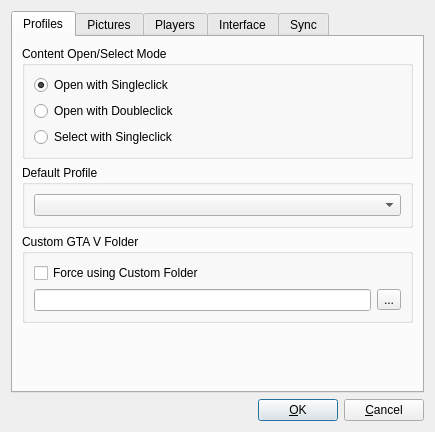
First picture: the form in OptionsDialog.ui, repository SyDevTeam/gta5view, before the edit.
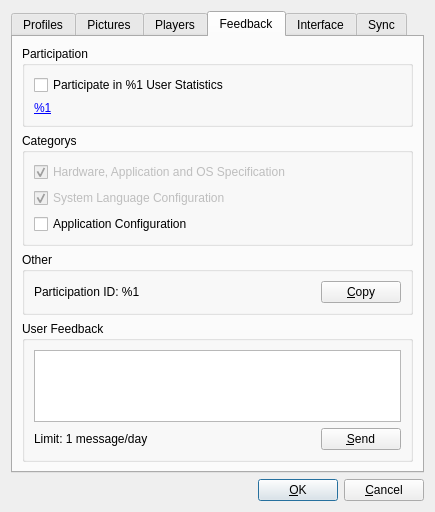
Second picture: the form after the edit.

Commit message: improved telemetry + player list and fixed some other issues

Diff of the .ui file:
```diff
--- a/OptionsDialog.ui
+++ b/OptionsDialog.ui
@@ -7,7 +7,7 @@
     <x>0</x>
     <y>0</y>
     <width>435</width>
-    <height>405</height>
+    <height>464</height>
    </rect>
   </property>
   <property name="windowTitle">
@@ -20,7 +20,7 @@
    <item>
     <widget class="QTabWidget" name="tabWidget">
      <property name="currentIndex">
-      <number>0</number>
+      <number>3</number>
      </property>
      <widget class="QWidget" name="tabProfile">
       <attribute name="title">
@@ -382,6 +382,184 @@
        </item>
       </layout>
      </widget>
+     <widget class="QWidget" name="tabStats">
+      <attribute name="title">
+       <string>Feedback</string>
+      </attribute>
+      <layout class="QVBoxLayout" name="vlStats">
+       <item>
+        <widget class="QGroupBox" name="gbUserStats">
+         <property name="title">
+          <string>Participation</string>
+         </property>
+         <layout class="QVBoxLayout" name="vlUserStats">
+          <item>
+           <widget class="QCheckBox" name="cbParticipateStats">
+            <property name="text">
+             <string>Participate in %1 User Statistics</string>
+            </property>
+           </widget>
+          </item>
+          <item>
+           <widget class="QLabel" name="labUserStats">
+            <property name="text">
+             <string notr="true">&lt;a href=&quot;%2&quot;&gt;%1&lt;/a&gt;</string>
+            </property>
+            <property name="wordWrap">
+             <bool>true</bool>
+            </property>
+            <property name="openExternalLinks">
+             <bool>true</bool>
+            </property>
+            <property name="textInteractionFlags">
+             <set>Qt::LinksAccessibleByKeyboard|Qt::LinksAccessibleByMouse</set>
+            </property>
+           </widget>
+          </item>
+         </layout>
+        </widget>
+       </item>
+       <item>
+        <widget class="QGroupBox" name="gbCategorys">
+         <property name="title">
+          <string>Categorys</string>
+         </property>
+         <layout class="QVBoxLayout" name="vlCategorys">
+          <item>
+           <widget class="QCheckBox" name="cbGeneralStats">
+            <property name="enabled">
+             <bool>false</bool>
+            </property>
+            <property name="text">
+             <string>Hardware, Application and OS Specification</string>
+            </property>
+            <property name="checked">
+             <bool>true</bool>
+            </property>
+           </widget>
+          </item>
+          <item>
+           <widget class="QCheckBox" name="cbOSLangStats">
+            <property name="enabled">
+             <bool>false</bool>
+            </property>
+            <property name="text">
+             <string>System Language Configuration</string>
+            </property>
+            <property name="checked">
+             <bool>true</bool>
+            </property>
+           </widget>
+          </item>
+          <item>
+           <widget class="QCheckBox" name="cbAppConfigStats">
+            <property name="text">
+             <string>Application Configuration</string>
+            </property>
+           </widget>
+          </item>
+         </layout>
+        </widget>
+       </item>
+       <item>
+        <widget class="QGroupBox" name="gbOther">
+         <property name="title">
+          <string>Other</string>
+         </property>
+         <layout class="QHBoxLayout" name="hlOtherStats">
+          <item>
+           <widget class="QLabel" name="labParticipationID">
+            <property name="sizePolicy">
+             <sizepolicy hsizetype="Expanding" vsizetype="Preferred">
+              <horstretch>0</horstretch>
+              <verstretch>0</verstretch>
+             </sizepolicy>
+            </property>
+            <property name="text">
+             <string>Participation ID: %1</string>
+            </property>
+            <property name="wordWrap">
+             <bool>true</bool>
+            </property>
+            <property name="textInteractionFlags">
+             <set>Qt::LinksAccessibleByMouse|Qt::TextSelectableByMouse</set>
+            </property>
+           </widget>
+          </item>
+          <item>
+           <widget class="QPushButton" name="cmdCopyStatsID">
+            <property name="text">
+             <string>&amp;Copy</string>
+            </property>
+            <property name="autoDefault">
+             <bool>false</bool>
+            </property>
+           </widget>
+          </item>
+         </layout>
+        </widget>
+       </item>
+       <item>
+        <widget class="QGroupBox" name="gbUserFeedback">
+         <property name="title">
+          <string>User Feedback</string>
+         </property>
+         <layout class="QVBoxLayout" name="vlUserFeedback">
+          <item>
+           <widget class="QPlainTextEdit" name="txtUserFeedback"/>
+          </item>
+          <item>
+           <layout class="QHBoxLayout" name="hlUserFeedbackButtons">
+            <item>
+             <widget class="QLabel" name="labUserFeedback">
+              <property name="text">
+               <string>Limit: 1 message/day</string>
+              </property>
+             </widget>
+            </item>
+            <item>
+             <spacer name="hsUserFeedbackButtons">
+              <property name="orientation">
+               <enum>Qt::Horizontal</enum>
+              </property>
+              <property name="sizeHint" stdset="0">
+               <size>
+                <width>0</width>
+                <height>0</height>
+               </size>
+              </property>
+             </spacer>
+            </item>
+            <item>
+             <widget class="QPushButton" name="cmdUserFeedbackSend">
+              <property name="text">
+               <string>&amp;Send</string>
+              </property>
+              <property name="autoDefault">
+               <bool>false</bool>
+              </property>
+             </widget>
+            </item>
+           </layout>
+          </item>
+         </layout>
+        </widget>
+       </item>
+       <item>
+        <spacer name="vsUserStats">
+         <property name="orientation">
+          <enum>Qt::Vertical</enum>
+         </property>
+         <property name="sizeHint" stdset="0">
+          <size>
+           <width>0</width>
+           <height>0</height>
+          </size>
+         </property>
+        </spacer>
+       </item>
+      </layout>
+     </widget>
      <widget class="QWidget" name="tabInterface">
       <attribute name="title">
        <string>Interface</string>
```
Left out of the diff: 6 changed lines with no effect on the pictures. The commit also changes 38 other files.
